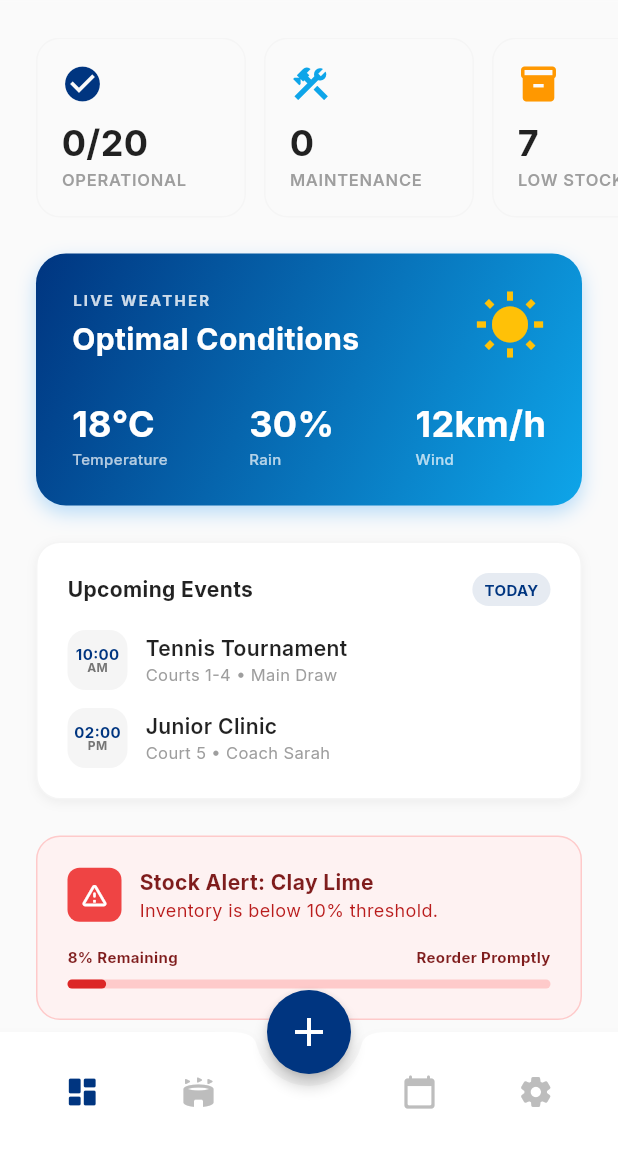
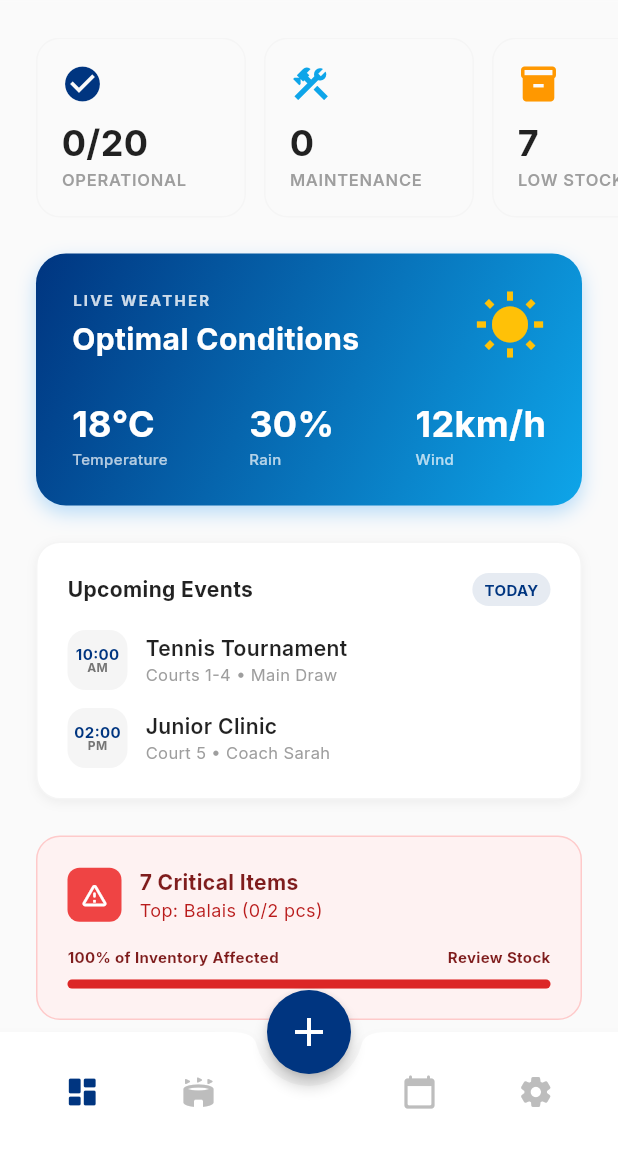
Before and after one commit to Simokes/tenniscourtcare, a Flutter app: the HomeScreen screen opened by its route, on a phone screen of 412 x 824 dp, the part 84-1236 px from its top. Run offline on Flutter 3.47's test engine with Material 3 defaults, Android fonts, the phone set to English and light mode, and no system bars; our stand-ins replace cloud_firestore, cloud_functions, connectivity_plus, drift, firebase_auth, firebase_core and 13 more; missing offline and left inert: cryptography, dart:js_interop, dart_jsonwebtoken; accounts and stored records are empty; generated files the repository leaves out were written again; network calls fail.

Commit message:
Refactor StockAlertCard to be dynamic and self-contained
- Added `lowStockItemsProvider` and `criticalStockItemsProvider` to `stock_provider.dart` for real-time stock alert monitoring.
- Refactored `StockAlertCard` to manage its own state, watching the new providers directly.
- Implemented Red (Critical) and Yellow (Warning) themes based on stock quantity (Critical <= 5).
- Removed `stockAlertCount` parameter from `StockAlertCard` and simplified `HomeScreen` integration.
- Updated `StatsCarousel` in `HomeScreen` to consume `lowStockItemsProvider`.
- Removed dependency on `globalStockAlertCountProvider` in `HomeScreen`.

Co-authored-by: Simokes <186972204+Simokes@users.noreply.github.com>

```diff
--- a/lib/features/home/presentation/screens/home_screen.dart
+++ b/lib/features/home/presentation/screens/home_screen.dart
@@ -3,7 +3,7 @@ import 'package:flutter_riverpod/flutter_riverpod.dart';
 import 'package:go_router/go_router.dart';
 import 'package:tenniscourtcare/presentation/providers/dashboard_providers.dart';
 import 'package:tenniscourtcare/presentation/providers/terrain_provider.dart';
-import 'package:tenniscourtcare/presentation/providers/global_stock_alert_provider.dart';
+import 'package:tenniscourtcare/presentation/providers/stock_provider.dart';
 import 'package:tenniscourtcare/domain/entities/terrain.dart';
 import 'package:google_fonts/google_fonts.dart';
 
@@ -21,8 +21,12 @@ class HomeScreen extends ConsumerWidget {
   Widget build(BuildContext context, WidgetRef ref) {
     // Providers
     final todayMaintenanceCount = ref.watch(todayMaintenanceCountProvider);
-    final stockAlertCount = ref.watch(globalStockAlertCountProvider);
     final terrainsAsync = ref.watch(terrainsProvider);
+
+    // New Stock Provider Logic
+    final lowStockAsync = ref.watch(lowStockItemsProvider);
+    // Convert List<StockItem> to int for the carousel
+    final stockAlertCount = lowStockAsync.whenData((items) => items.length);
 
     // Calculate operational courts for the stats card
     final operationalCountAsync = terrainsAsync.whenData(
@@ -66,10 +70,10 @@ class HomeScreen extends ConsumerWidget {
           ),
 
           // 5. Stock Alert (Conditional)
-          SliverToBoxAdapter(
+          const SliverToBoxAdapter(
             child: Padding(
-              padding: const EdgeInsets.only(bottom: 24),
-              child: StockAlertCard(stockAlertCount: stockAlertCount),
+              padding: EdgeInsets.only(bottom: 24),
+              child: StockAlertCard(),
             ),
           ),
 
--- a/lib/features/home/presentation/widgets/stock_alert_card.dart
+++ b/lib/features/home/presentation/widgets/stock_alert_card.dart
@@ -1,24 +1,52 @@
 import 'package:flutter/material.dart';
 import 'package:flutter_riverpod/flutter_riverpod.dart';
+import 'package:go_router/go_router.dart';
 import 'package:google_fonts/google_fonts.dart';
+import 'package:tenniscourtcare/presentation/providers/stock_provider.dart';
 
 class StockAlertCard extends ConsumerWidget {
-  final AsyncValue<int> stockAlertCount;
-
-  const StockAlertCard({super.key, required this.stockAlertCount});
+  const StockAlertCard({super.key});
 
   @override
   Widget build(BuildContext context, WidgetRef ref) {
-    return stockAlertCount.when(
-      data: (count) {
-        if (count == 0) return const SizedBox.shrink();
+    final lowStockAsync = ref.watch(lowStockItemsProvider);
+    final criticalStockAsync = ref.watch(criticalStockItemsProvider);
+    final allStockAsync = ref.watch(stockProvider);
 
-        return Container(
+    return lowStockAsync.when(
+      data: (lowStockItems) {
+        if (lowStockItems.isEmpty) return const SizedBox.shrink();
+
+        final totalItemsCount = allStockAsync.asData?.value.length ?? 1;
+        // Avoid division by zero
+        final safeTotal = totalItemsCount == 0 ? 1 : totalItemsCount;
+
+        final criticalItemsCount = criticalStockAsync.asData?.value.length ?? 0;
+        final isCritical = criticalItemsCount > 0;
+        final topItem = lowStockItems.first;
+
+        // Colors
+        final backgroundColor = isCritical ? const Color(0xFFFEF2F2) : const Color(0xFFFEFCE8); // Red 50 vs Yellow 50
+        final borderColor = isCritical ? const Color(0xFFFECACA) : const Color(0xFFFEF08A); // Red 200 vs Yellow 200
+        final iconBackgroundColor = isCritical ? const Color(0xFFEF4444) : const Color(0xFFEAB308); // Red 500 vs Yellow 500
+        final titleColor = isCritical ? const Color(0xFF7F1D1D) : const Color(0xFF713F12); // Red 900 vs Yellow 900
+        final subtitleColor = isCritical ? const Color(0xFFB91C1C) : const Color(0xFF854D0E); // Red 700 vs Yellow 800
+        final progressColor = isCritical ? const Color(0xFFDC2626) : const Color(0xFFCA8A04); // Red 600 vs Yellow 600
+        final progressBackgroundColor = isCritical ? const Color(0xFFFECACA) : const Color(0xFFFEF08A); // Red 200 vs Yellow 200
+
+        final titleText = '${lowStockItems.length} ${isCritical ? "Critical Items" : "Low Stock Items"}';
+        final subtitleText = 'Top: ${topItem.name} (${topItem.quantity}/${topItem.minThreshold} ${topItem.unit})';
+
+        final ratio = (lowStockItems.length / safeTotal).clamp(0.0, 1.0);
+
+        return GestureDetector(
+          onTap: () => context.push('/stock'),
+          child: Container(
             margin: const EdgeInsets.symmetric(horizontal: 24),
             padding: const EdgeInsets.all(20),
             decoration: BoxDecoration(
-            color: const Color(0xFFFEF2F2), // Red 50
-            border: Border.all(color: const Color(0xFFFECACA)), // Red 200
+              color: backgroundColor,
+              border: Border.all(color: borderColor),
               borderRadius: BorderRadius.circular(16),
             ),
             child: Column(
@@ -29,7 +57,7 @@ class StockAlertCard extends ConsumerWidget {
                     Container(
                       padding: const EdgeInsets.all(8),
                       decoration: BoxDecoration(
-                      color: const Color(0xFFEF4444), // Red 500
+                        color: iconBackgroundColor,
                         borderRadius: BorderRadius.circular(8),
                       ),
                       child: const Icon(
@@ -44,19 +72,21 @@ class StockAlertCard extends ConsumerWidget {
                         crossAxisAlignment: CrossAxisAlignment.start,
                         children: [
                           Text(
-                          'Stock Alert: Clay Lime',
+                            titleText,
                             style: GoogleFonts.inter(
                               fontSize: 14,
                               fontWeight: FontWeight.bold,
-                            color: const Color(0xFF7F1D1D), // Red 900
+                              color: titleColor,
                             ),
                           ),
                           Text(
-                          'Inventory is below 10% threshold.',
+                            subtitleText,
                             style: GoogleFonts.inter(
                               fontSize: 12,
-                            color: const Color(0xFFB91C1C), // Red 700
+                              color: subtitleColor,
                             ),
+                            maxLines: 1,
+                            overflow: TextOverflow.ellipsis,
                           ),
                         ],
                       ),
@@ -68,37 +98,38 @@ class StockAlertCard extends ConsumerWidget {
                   mainAxisAlignment: MainAxisAlignment.spaceBetween,
                   children: [
                     Text(
-                    '8% Remaining',
+                      '${(ratio * 100).toInt()}% of Inventory Affected',
                       style: GoogleFonts.inter(
                         fontSize: 10,
                         fontWeight: FontWeight.bold,
-                      color: const Color(0xFF7F1D1D),
+                        color: titleColor,
                       ),
                     ),
                     Text(
-                    'Reorder Promptly',
+                      'Review Stock',
                       style: GoogleFonts.inter(
                         fontSize: 10,
                         fontWeight: FontWeight.bold,
-                      color: const Color(0xFF7F1D1D),
+                        color: titleColor,
                       ),
                     ),
                   ],
                 ),
                 const SizedBox(height: 8),
                 LinearProgressIndicator(
-                value: 0.08,
-                backgroundColor: const Color(0xFFFECACA), // Red 200
-                color: const Color(0xFFDC2626), // Red 600
+                  value: ratio,
+                  backgroundColor: progressBackgroundColor,
+                  color: progressColor,
                   minHeight: 6,
                   borderRadius: BorderRadius.circular(4),
                 ),
               ],
             ),
+          ),
         );
       },
       loading: () => const SizedBox.shrink(),
-      error: (_, _) => const SizedBox.shrink(),
+      error: (error, stack) => const SizedBox.shrink(),
     );
   }
 }
--- a/lib/presentation/providers/stock_provider.dart
+++ b/lib/presentation/providers/stock_provider.dart
@@ -1,3 +1,5 @@
+// lib/presentation/providers/stock_provider.dart
+
 import 'package:flutter_riverpod/flutter_riverpod.dart';
 import '../../data/repositories/stock_repository_impl.dart';
 import '../../domain/entities/stock_item.dart';
@@ -189,3 +191,24 @@ final stockNotifierProvider =
     StateNotifierProvider<StockNotifier, AsyncValue<List<StockItem>>>((ref) {
       return StockNotifier(ref);
     });
+
+// --- Alert Providers ---
+
+final lowStockItemsProvider = Provider.autoDispose<AsyncValue<List<StockItem>>>((ref) {
+  final stockAsync = ref.watch(stockProvider);
+
+  return stockAsync.whenData((items) {
+    return items
+        .where((item) => item.minThreshold != null && item.quantity < item.minThreshold!)
+        .toList()
+        ..sort((a, b) => a.quantity.compareTo(b.quantity));
+  });
+});
+
+final criticalStockItemsProvider = Provider.autoDispose<AsyncValue<List<StockItem>>>((ref) {
+  final lowStockAsync = ref.watch(lowStockItemsProvider);
+
+  return lowStockAsync.whenData((items) {
+    return items.where((item) => item.quantity <= 5).toList();
+  });
+});
```
Also changed, not shown: pubspec.lock. Lines whose indentation alone changed are shown as unchanged.
